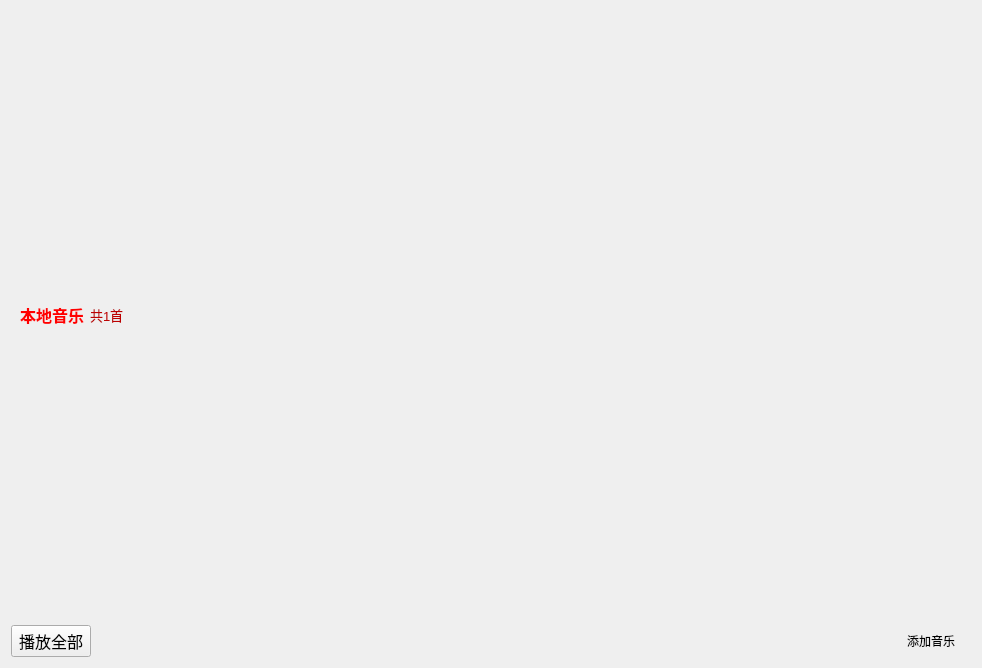
Old version of the form musicWindow.ui in the repository ZHKU-Robot/MusicPlay.
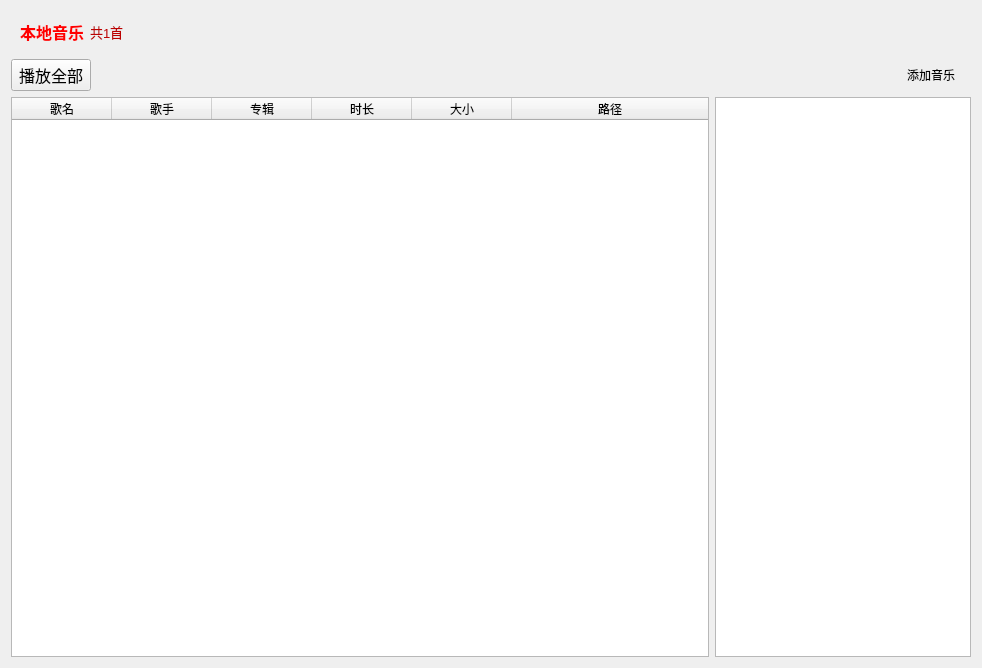
New version of the form. Icons and pictures are not drawn. Custom widgets are drawn as their Qt base class.

Patch:
```diff
--- a/musicWindow.ui
+++ b/musicWindow.ui
@@ -150,10 +150,70 @@
     </layout>
    </item>
    <item>
-    <layout class="QHBoxLayout" name="horizontalLayout_2"/>
+    <layout class="QHBoxLayout" name="horizontalLayout_2" stretch="1,0">
+     <item>
+      <widget class="MyMusicTable" name="musicTable">
+       <property name="editTriggers">
+        <set>QAbstractItemView::NoEditTriggers</set>
+       </property>
+       <property name="alternatingRowColors">
+        <bool>true</bool>
+       </property>
+       <property name="selectionBehavior">
+        <enum>QAbstractItemView::SelectRows</enum>
+       </property>
+       <property name="gridStyle">
+        <enum>Qt::DashDotDotLine</enum>
+       </property>
+       <attribute name="horizontalHeaderStretchLastSection">
+        <bool>true</bool>
+       </attribute>
+       <column>
+        <property name="text">
+         <string>歌名</string>
+        </property>
+       </column>
+       <column>
+        <property name="text">
+         <string>歌手</string>
+        </property>
+       </column>
+       <column>
+        <property name="text">
+         <string>专辑</string>
+        </property>
+       </column>
+       <column>
+        <property name="text">
+         <string>时长</string>
+        </property>
+       </column>
+       <column>
+        <property name="text">
+         <string>大小</string>
+        </property>
+       </column>
+       <column>
+        <property name="text">
+         <string>路径</string>
+        </property>
+       </column>
+      </widget>
+     </item>
+     <item>
+      <widget class="QListWidget" name="lyricsWindow"/>
+     </item>
+    </layout>
    </item>
   </layout>
  </widget>
+ <customwidgets>
+  <customwidget>
+   <class>MyMusicTable</class>
+   <extends>QTableWidget</extends>
+   <header>MyMusicTable</header>
+  </customwidget>
+ </customwidgets>
  <resources>
   <include location="res.qrc"/>
  </resources>
```
Left out of the diff: 4 changed lines with no effect on the pictures.
